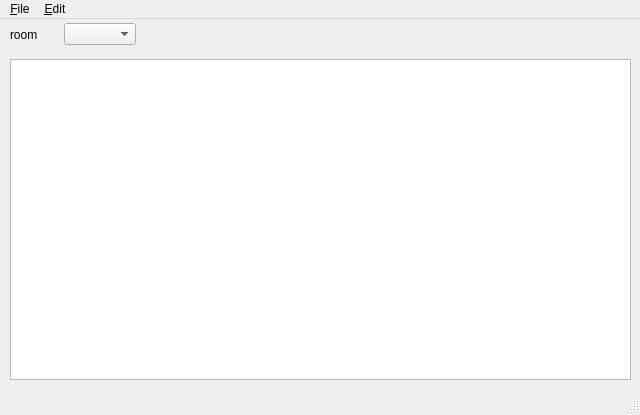
Old version of the form mainwindow.ui in the repository Arutmania/studia.
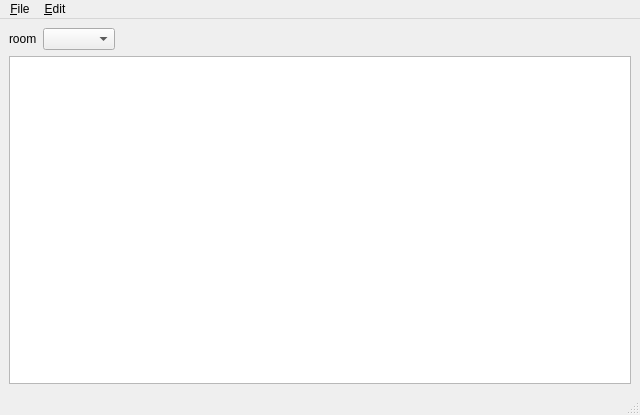
New version of the form.

Diff of the .ui file:
```diff
--- a/mainwindow.ui
+++ b/mainwindow.ui
@@ -14,25 +14,8 @@
    <string>MainWindow</string>
   </property>
   <widget class="QWidget" name="centralwidget">
-   <widget class="QTableView" name="tableView">
-    <property name="geometry">
-     <rect>
-      <x>10</x>
-      <y>40</y>
-      <width>621</width>
-      <height>321</height>
-     </rect>
-    </property>
-   </widget>
-   <widget class="QWidget" name="layoutWidget">
-    <property name="geometry">
-     <rect>
-      <x>10</x>
-      <y>0</y>
-      <width>126</width>
-      <height>31</height>
-     </rect>
-    </property>
+   <layout class="QGridLayout" name="gridLayout">
+    <item row="0" column="0">
     <layout class="QHBoxLayout" name="horizontalLayout">
      <item>
       <widget class="QLabel" name="label">
@@ -44,8 +27,25 @@
      <item>
       <widget class="QComboBox" name="comboBox"/>
      </item>
-    </layout>
-   </widget>
+      <item>
+       <spacer name="horizontalSpacer">
+        <property name="orientation">
+         <enum>Qt::Horizontal</enum>
+        </property>
+        <property name="sizeHint" stdset="0">
+         <size>
+          <width>40</width>
+          <height>20</height>
+         </size>
+        </property>
+       </spacer>
+      </item>
+     </layout>
+    </item>
+    <item row="1" column="0">
+     <widget class="QTableView" name="tableView"/>
+    </item>
+   </layout>
   </widget>
   <widget class="QMenuBar" name="menubar">
    <property name="geometry">
```
Lines whose indentation alone changed are shown as unchanged.
